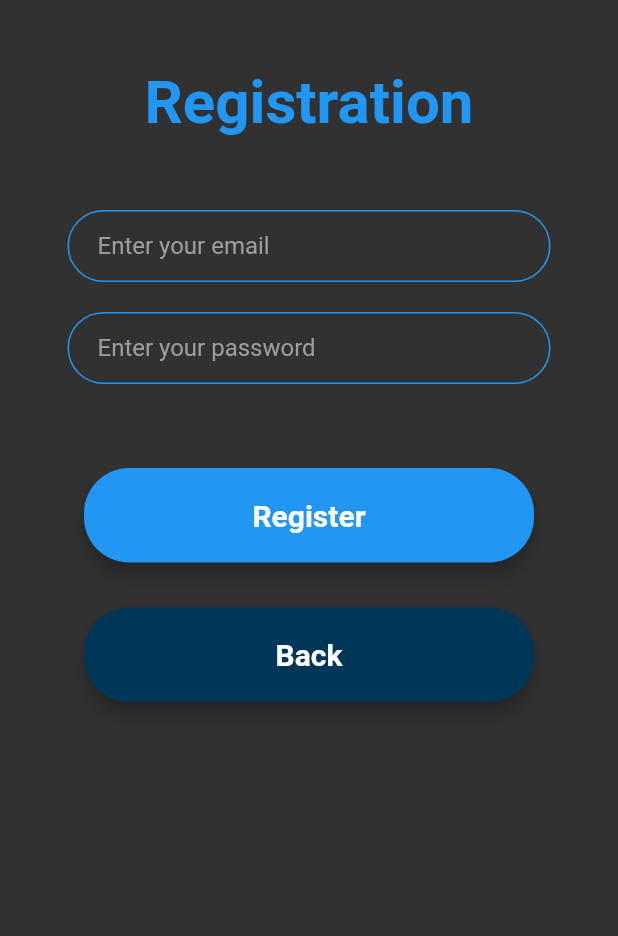
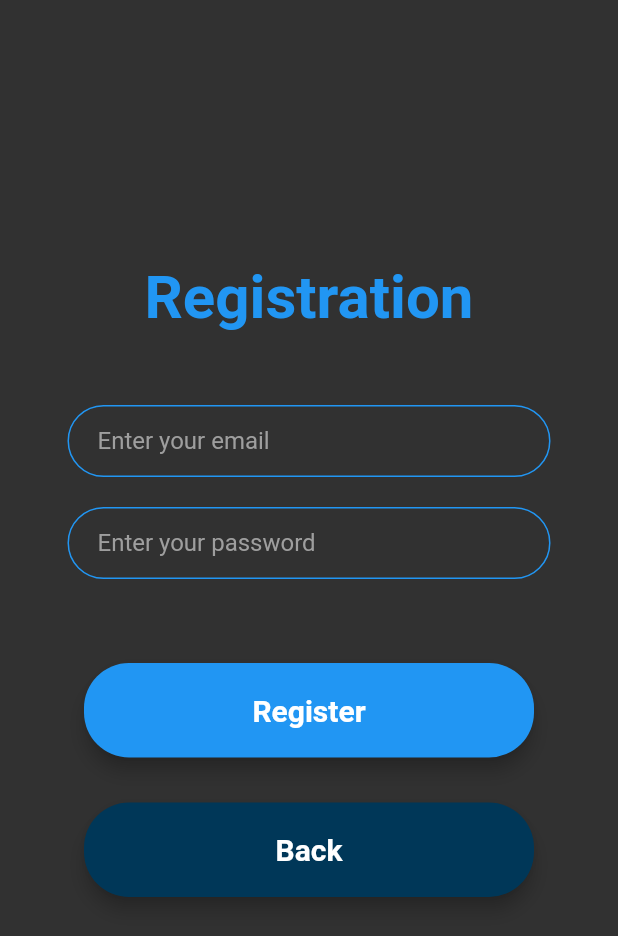
Before and after one commit to Guilherme-Calland/a2_flash_chat, a Flutter app: the screen it shows after launch, after a tap on "Log in", after a tap on "Back", after a tap on "Register", on a phone screen of 412 x 824 dp. Shown: the top 936 px of the screen. Run offline on Flutter 3.47's test engine with Material 2 defaults, Android fonts, the phone set to English and light mode, and no system bars; our stand-ins replace firebase_auth; missing offline and left inert: flutter_animator; accounts and stored records are empty.

Commit message:
corrected single scrollerror

```diff
--- a/lib/screens/login_screen.dart
+++ b/lib/screens/login_screen.dart
@@ -17,6 +17,7 @@ class _LoginScreenState extends State<LoginScreen> {
   FirebaseAuth _auth = FirebaseAuth.instance;
   String email;
   String password;
+  String exceptionMessage;
 
   @override
   Widget build(BuildContext context) {
@@ -29,6 +30,7 @@ class _LoginScreenState extends State<LoginScreen> {
             mainAxisAlignment: MainAxisAlignment.center,
             crossAxisAlignment: CrossAxisAlignment.center,
             children: <Widget>[
+            SizedBox(height: 130,),
               SlideInDown(
                 key: loginSlideInDownKey,
                 child: Text(
@@ -106,10 +108,11 @@ class _LoginScreenState extends State<LoginScreen> {
                   onPressed: (){
                     Navigator.popAndPushNamed(
                       context,
-                      'welcome_screen');
+                      'welcome_screen'
+                    );
                   }
                 ),
-              )
+              ),
             ],
           ),
         ),
--- a/lib/screens/registration_screen.dart
+++ b/lib/screens/registration_screen.dart
@@ -17,6 +17,7 @@ class _RegistrationScreenState extends State<RegistrationScreen> {
   FirebaseAuth _auth = FirebaseAuth.instance;
   String email;
   String password;
+  String exceptionMessage;
 
   @override
   Widget build(BuildContext context) {
@@ -29,6 +30,7 @@ class _RegistrationScreenState extends State<RegistrationScreen> {
             mainAxisAlignment: MainAxisAlignment.center,
             crossAxisAlignment: CrossAxisAlignment.center,
             children: <Widget>[
+              SizedBox(height: 130,),
               SlideInDown(
                 key: registrationSlideInDownKey,
                 child: Text(
@@ -107,10 +109,11 @@ class _RegistrationScreenState extends State<RegistrationScreen> {
                   onPressed: (){
                     Navigator.popAndPushNamed(
                       context,
-                      'welcome_screen');
+                      'welcome_screen'
+                    );
                   }
                 ),
-              )
+              ),
             ],
           ),
         ),
```
